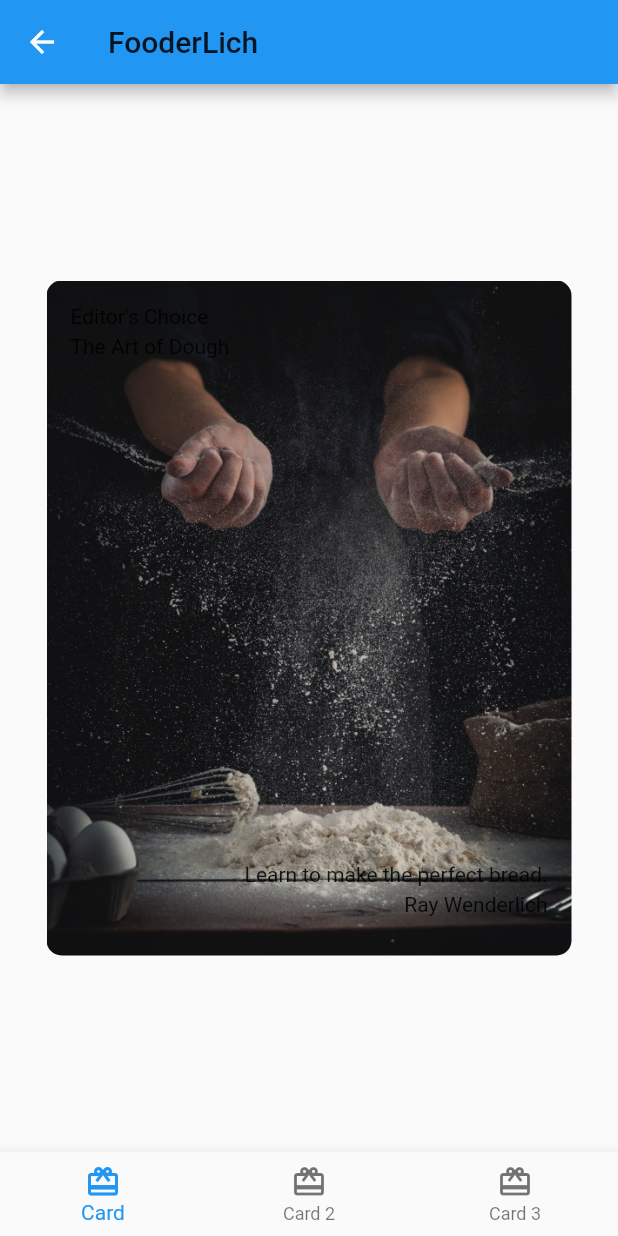
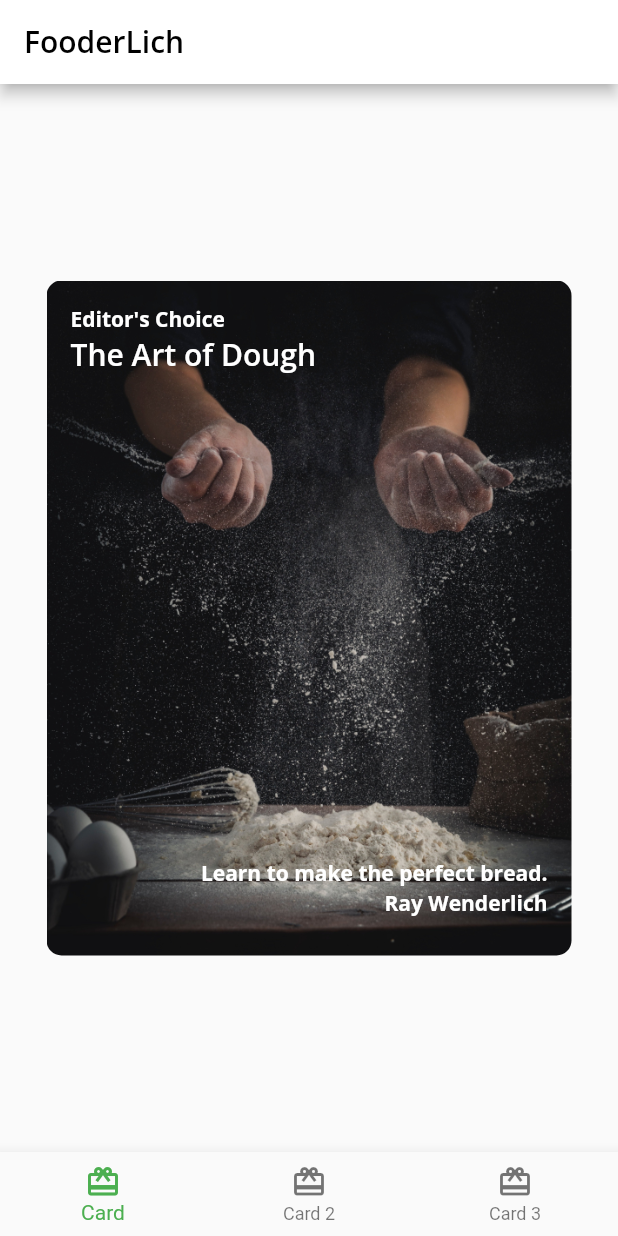
Before and after one commit to HeroAppsDev/flutter_fooderlich_app, a Flutter app: the Home screen opened directly, on a phone screen of 412 x 824 dp. Run offline on Flutter 3.47's test engine with Material 2 defaults, Android fonts, the phone set to English and light mode, and no system bars; our stand-ins replace google_fonts.

Commit message:
:zap: Add dark and light theme

```diff
--- /dev/null
+++ b/lib/fooferlich_theme.dart
@@ -0,0 +1,101 @@
+import 'package:flutter/material.dart';
+import 'package:google_fonts/google_fonts.dart';
+
+class FooderlichTheme {
+  static TextTheme lightTextTheme = TextTheme(
+    bodyText1: GoogleFonts.openSans(
+      fontSize: 14.0,
+      fontWeight: FontWeight.w700,
+      color: Colors.black,
+    ),
+    headline1: GoogleFonts.openSans(
+      fontSize: 32.0,
+      fontWeight: FontWeight.bold,
+      color: Colors.black,
+    ),
+    headline2: GoogleFonts.openSans(
+      fontSize: 21.0,
+      fontWeight: FontWeight.w700,
+      color: Colors.black,
+    ),
+    headline3: GoogleFonts.openSans(
+      fontSize: 16.0,
+      fontWeight: FontWeight.w600,
+      color: Colors.black,
+    ),
+    headline6: GoogleFonts.openSans(
+      fontSize: 20.0,
+      fontWeight: FontWeight.w600,
+      color: Colors.black,
+    ),
+  );
+
+  static TextTheme darkTextTheme = TextTheme(
+    bodyText1: GoogleFonts.openSans(
+      fontSize: 14.0,
+      fontWeight: FontWeight.w700,
+      color: Colors.white,
+    ),
+    headline1: GoogleFonts.openSans(
+      fontSize: 32.0,
+      fontWeight: FontWeight.bold,
+      color: Colors.white,
+    ),
+    headline2: GoogleFonts.openSans(
+      fontSize: 21.0,
+      fontWeight: FontWeight.w700,
+      color: Colors.white,
+    ),
+    headline3: GoogleFonts.openSans(
+      fontSize: 16.0,
+      fontWeight: FontWeight.w600,
+      color: Colors.white,
+    ),
+    headline6: GoogleFonts.openSans(
+      fontSize: 20.0,
+      fontWeight: FontWeight.w600,
+      color: Colors.white,
+    ),
+  );
+
+  static ThemeData light() {
+    return ThemeData(
+      brightness: Brightness.light,
+      checkboxTheme: CheckboxThemeData(
+        fillColor: MaterialStateColor.resolveWith(
+          (states) => Colors.black,
+        ),
+      ),
+      appBarTheme: const AppBarTheme(
+        foregroundColor: Colors.black,
+        backgroundColor: Colors.white,
+      ),
+      floatingActionButtonTheme: const FloatingActionButtonThemeData(
+        foregroundColor: Colors.white,
+        backgroundColor: Colors.black,
+      ),
+      bottomNavigationBarTheme: const BottomNavigationBarThemeData(
+        selectedItemColor: Colors.green,
+      ),
+      textTheme: lightTextTheme,
+    );
+  }
+
+  static ThemeData dark() {
+    return ThemeData(
+      brightness: Brightness.dark,
+      appBarTheme: AppBarTheme(
+        foregroundColor: Colors.white,
+        backgroundColor: Colors.grey[900],
+      ),
+      floatingActionButtonTheme: const FloatingActionButtonThemeData(
+        foregroundColor: Colors.white,
+        backgroundColor: Colors.black,
+      ),
+      bottomNavigationBarTheme: const BottomNavigationBarThemeData(
+        selectedItemColor: Colors.green,
+      ),
+      textTheme: darkTextTheme,
+    );
+  }
+}
```
Also changed, not shown: lib/main.dart (+9 -103 lines).
